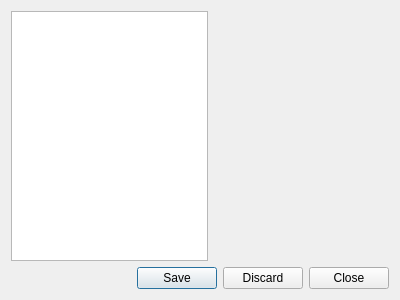
This is src/core/gui/demomanager.ui in Destroyerrrocket/doomseeker-unofficial as Qt 5 draws it before an edit. The edited form follows.
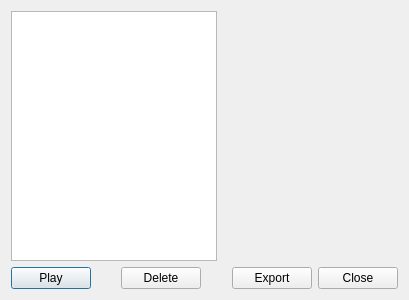
This is the edited form. Icons and pictures are not drawn.

Commit message: - Replaced standard dialog buttons in demo manager with custom ones as standard naming could be odd depending on platform ("close without saving" instead of "delete"/"discard").

Diff of the .ui file:
```diff
--- a/src/core/gui/demomanager.ui
+++ b/src/core/gui/demomanager.ui
@@ -9,7 +9,7 @@
    <rect>
     <x>0</x>
     <y>0</y>
-    <width>400</width>
+    <width>409</width>
     <height>300</height>
    </rect>
   </property>
@@ -54,14 +54,79 @@
     </layout>
    </item>
    <item>
-    <widget class="QDialogButtonBox" name="buttonBox">
-     <property name="orientation">
-      <enum>Qt::Horizontal</enum>
-     </property>
-     <property name="standardButtons">
-      <set>QDialogButtonBox::Close|QDialogButtonBox::Discard|QDialogButtonBox::Save</set>
-     </property>
-    </widget>
+    <layout class="QHBoxLayout" name="horizontalLayout_2">
+     <item>
+      <widget class="QPushButton" name="btnPlay">
+       <property name="text">
+        <string>Play</string>
+       </property>
+       <property name="icon">
+        <iconset resource="../../../media/resources.qrc">
+         <normaloff>:/icons/media-playback-start.png</normaloff>:/icons/media-playback-start.png</iconset>
+       </property>
+      </widget>
+     </item>
+     <item>
+      <spacer name="horizontalSpacer_2">
+       <property name="orientation">
+        <enum>Qt::Horizontal</enum>
+       </property>
+       <property name="sizeHint" stdset="0">
+        <size>
+         <width>40</width>
+         <height>20</height>
+        </size>
+       </property>
+      </spacer>
+     </item>
+     <item>
+      <widget class="QPushButton" name="btnDelete">
+       <property name="text">
+        <string>Delete</string>
+       </property>
+       <property name="icon">
+        <iconset resource="../../../media/resources.qrc">
+         <normaloff>:/icons/x.png</normaloff>:/icons/x.png</iconset>
+       </property>
+      </widget>
+     </item>
+     <item>
+      <spacer name="horizontalSpacer">
+       <property name="orientation">
+        <enum>Qt::Horizontal</enum>
+       </property>
+       <property name="sizeHint" stdset="0">
+        <size>
+         <width>40</width>
+         <height>20</height>
+        </size>
+       </property>
+      </spacer>
+     </item>
+     <item>
+      <widget class="QPushButton" name="btnExport">
+       <property name="text">
+        <string>Export</string>
+       </property>
+      </widget>
+     </item>
+     <item>
+      <widget class="QDialogButtonBox" name="buttonBox">
+       <property name="sizePolicy">
+        <sizepolicy hsizetype="Maximum" vsizetype="Fixed">
+         <horstretch>0</horstretch>
+         <verstretch>0</verstretch>
+        </sizepolicy>
+       </property>
+       <property name="orientation">
+        <enum>Qt::Horizontal</enum>
+       </property>
+       <property name="standardButtons">
+        <set>QDialogButtonBox::Close</set>
+       </property>
+      </widget>
+     </item>
+    </layout>
    </item>
   </layout>
  </widget>
```
Left out of the diff: 77 changed lines with no effect on the pictures. The commit also changes 2 other files.
